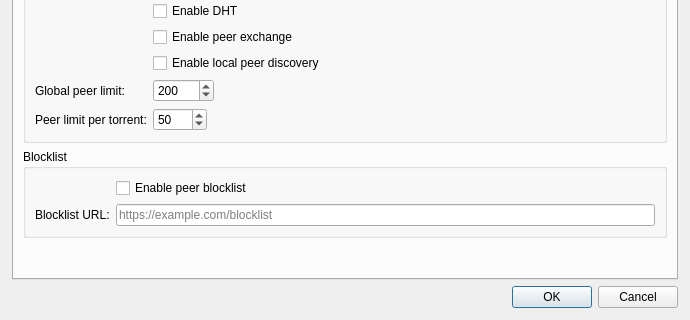
First picture: the form in sessionsettingsdialog.ui, repository mveinot/transmission-control, before the edit; both pictures show x 0 to 690 and y 245 to 565 of the 690 by 565 pixel window.
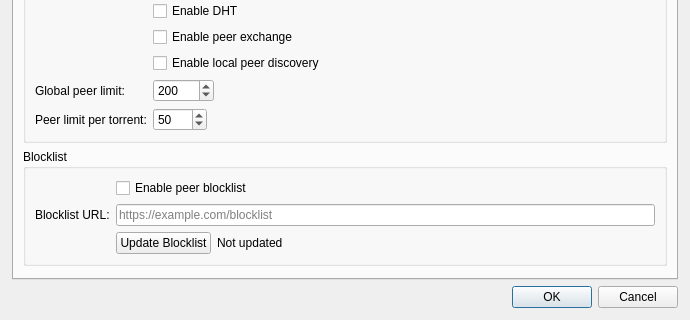
Second picture: the form after the edit.

Commit message: Allow forcing the peer blocklist to update

```diff
--- a/sessionsettingsdialog.ui
+++ b/sessionsettingsdialog.ui
@@ -227,6 +227,41 @@
             </property>
            </widget>
           </item>
+          <item row="2" column="1">
+           <widget class="QWidget" name="blocklistUpdateContainer">
+            <layout class="QHBoxLayout" name="blocklistUpdateLayout">
+             <property name="leftMargin">
+              <number>0</number>
+             </property>
+             <property name="topMargin">
+              <number>0</number>
+             </property>
+             <property name="rightMargin">
+              <number>0</number>
+             </property>
+             <property name="bottomMargin">
+              <number>0</number>
+             </property>
+             <item>
+              <widget class="QPushButton" name="buttonUpdateBlocklist">
+               <property name="text">
+                <string>Update Blocklist</string>
+               </property>
+              </widget>
+             </item>
+             <item>
+              <widget class="QLabel" name="labelBlocklistUpdateResult">
+               <property name="text">
+                <string>Not updated</string>
+               </property>
+               <property name="wordWrap">
+                <bool>true</bool>
+               </property>
+              </widget>
+             </item>
+            </layout>
+           </widget>
+          </item>
          </layout>
         </widget>
        </item>
```
The commit also changes 6 other files.
